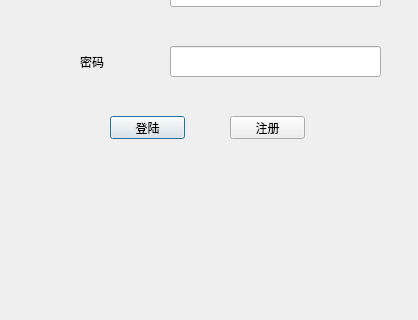
Above: login.ui from Dansheng/FlightSystem before the change; both pictures show x 0 to 418 and y 194 to 514 of the 418 by 514 pixel window. Below: the same form after it.
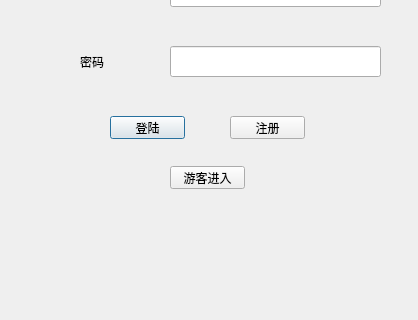
That is the form after the change.

The edit to the form file:
```diff
--- a/login.ui
+++ b/login.ui
@@ -85,6 +85,19 @@
     <string>注册</string>
    </property>
   </widget>
+  <widget class="QPushButton" name="Visitor_Button">
+   <property name="geometry">
+    <rect>
+     <x>170</x>
+     <y>360</y>
+     <width>75</width>
+     <height>23</height>
+    </rect>
+   </property>
+   <property name="text">
+    <string>游客进入</string>
+   </property>
+  </widget>
  </widget>
  <resources/>
  <connections/>
```
